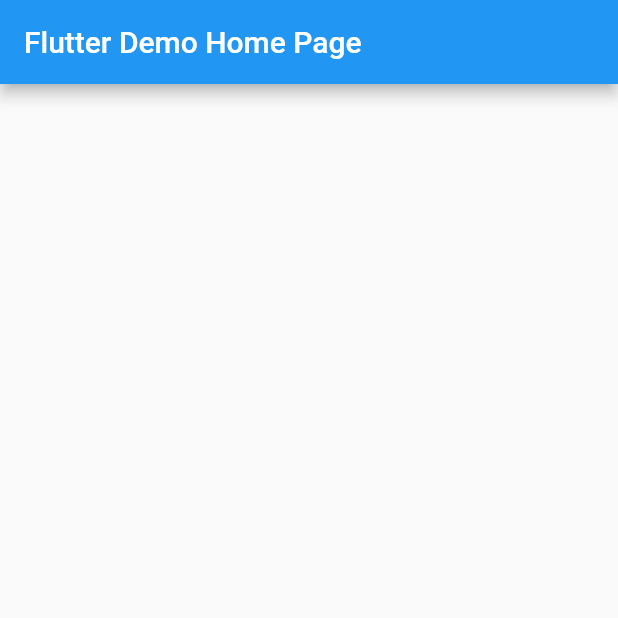
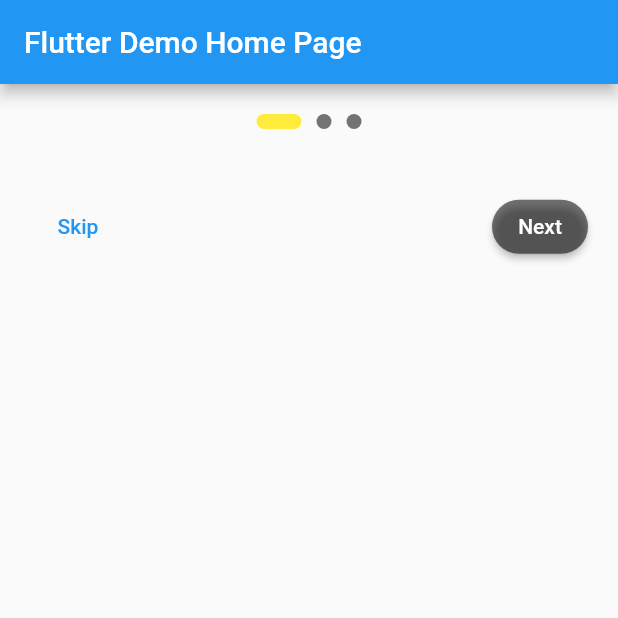
Before and after one commit to gboyega/Flutter_group_3, a Flutter app: the screen it shows after launch, on a phone screen of 412 x 824 dp, the top half of it. Run offline on Flutter 3.47's test engine with Material 2 defaults, Android fonts, the phone set to English and light mode, and no system bars.

Commit message:
add slider and buttons

```diff
--- /dev/null
+++ b/lib/components/buttons_with_slider.dart
@@ -0,0 +1,53 @@
+// ignore_for_file: prefer_const_constructors, prefer_const_literals_to_create_immutables
+
+import 'package:flutter/material.dart';
+import 'package:group3/components/rounded_shape.dart';
+
+class ButtonWithSlider extends StatelessWidget {
+  const ButtonWithSlider({Key? key}) : super(key: key);
+
+  @override
+  Widget build(BuildContext context) {
+    return Container(
+      padding: EdgeInsets.all(20),
+      child: Column(children: [
+        Row(
+          mainAxisAlignment: MainAxisAlignment.center,
+          children: [
+            RoundedShape(color: Colors.yellow, width: 30, height: 10),
+            SizedBox(
+              width: 10,
+            ),
+            RoundedShape(color: Colors.black54, width: 10, height: 10),
+            SizedBox(
+              width: 10,
+            ),
+            RoundedShape(color: Colors.black54, width: 10, height: 10),
+          ],
+        ),
+        SizedBox(
+          height: MediaQuery.of(context).size.height * 0.05,
+        ),
+        Row(
+          mainAxisAlignment: MainAxisAlignment.spaceBetween,
+          children: [
+            TextButton(
+              onPressed: () {},
+              child: Text("Skip"),
+            ),
+            ElevatedButton(
+              style: ElevatedButton.styleFrom(
+                primary: Colors.black54,
+                shape: RoundedRectangleBorder(
+                  borderRadius: BorderRadius.circular(50),
+                ),
+              ),
+              onPressed: () {},
+              child: Text("Next"),
+            ),
+          ],
+        )
+      ]),
+    );
+  }
+}
--- /dev/null
+++ b/lib/components/rounded_shape.dart
@@ -0,0 +1,25 @@
+import 'package:flutter/material.dart';
+
+class RoundedShape extends StatelessWidget {
+  const RoundedShape(
+      {Key? key,
+      required this.color,
+      required this.height,
+      required this.width})
+      : super(key: key);
+  final Color color;
+  final double width;
+  final double height;
+
+  @override
+  Widget build(BuildContext context) {
+    return Container(
+      width: width,
+      height: 10,
+      decoration: BoxDecoration(
+        borderRadius: BorderRadius.circular(10),
+        color: color,
+      ),
+    );
+  }
+}
--- a/lib/home_page.dart
+++ b/lib/home_page.dart
@@ -1,4 +1,5 @@
 import 'package:flutter/material.dart';
+import 'package:group3/components/buttons_with_slider.dart';
 
 class MyHomePage extends StatefulWidget {
   const MyHomePage({Key? key, required this.title}) : super(key: key);
@@ -16,6 +17,8 @@ class _MyHomePageState extends State<MyHomePage> {
         appBar: AppBar(
           title: Text(widget.title),
         ),
-        body: Container());
+        body: Container(
+          child: ButtonWithSlider(),
+        ));
   }
 }
```
